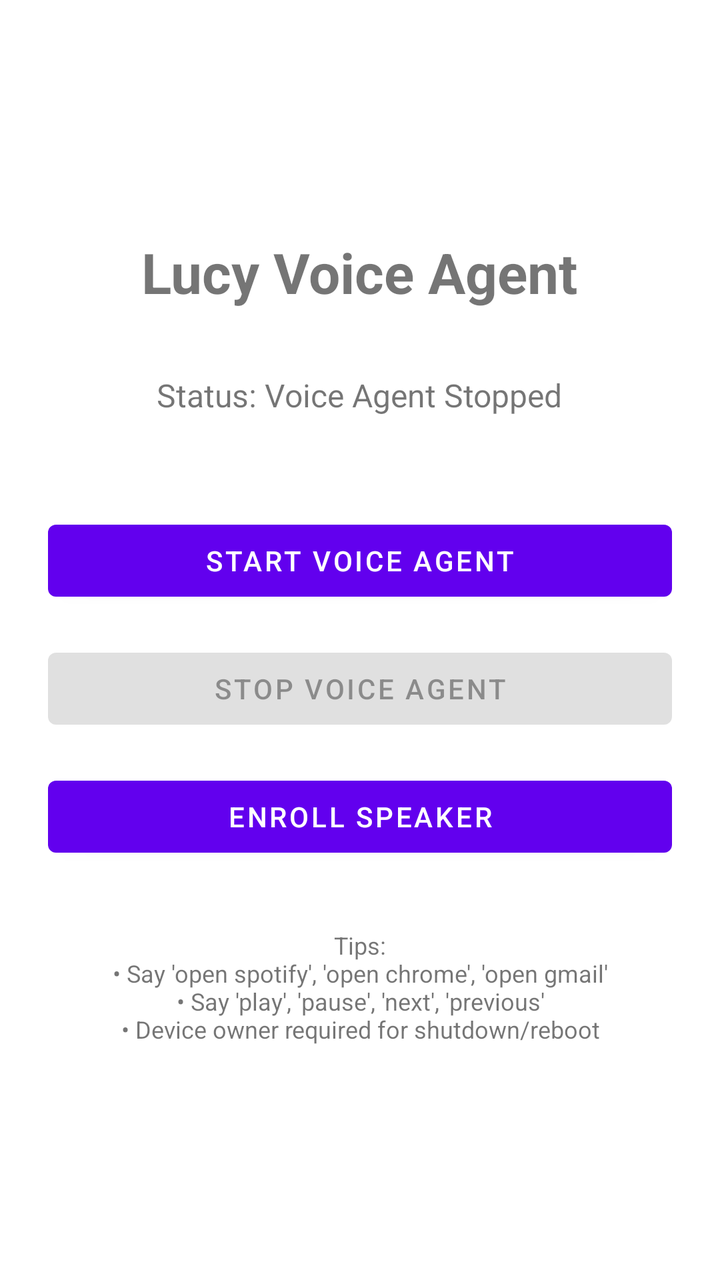
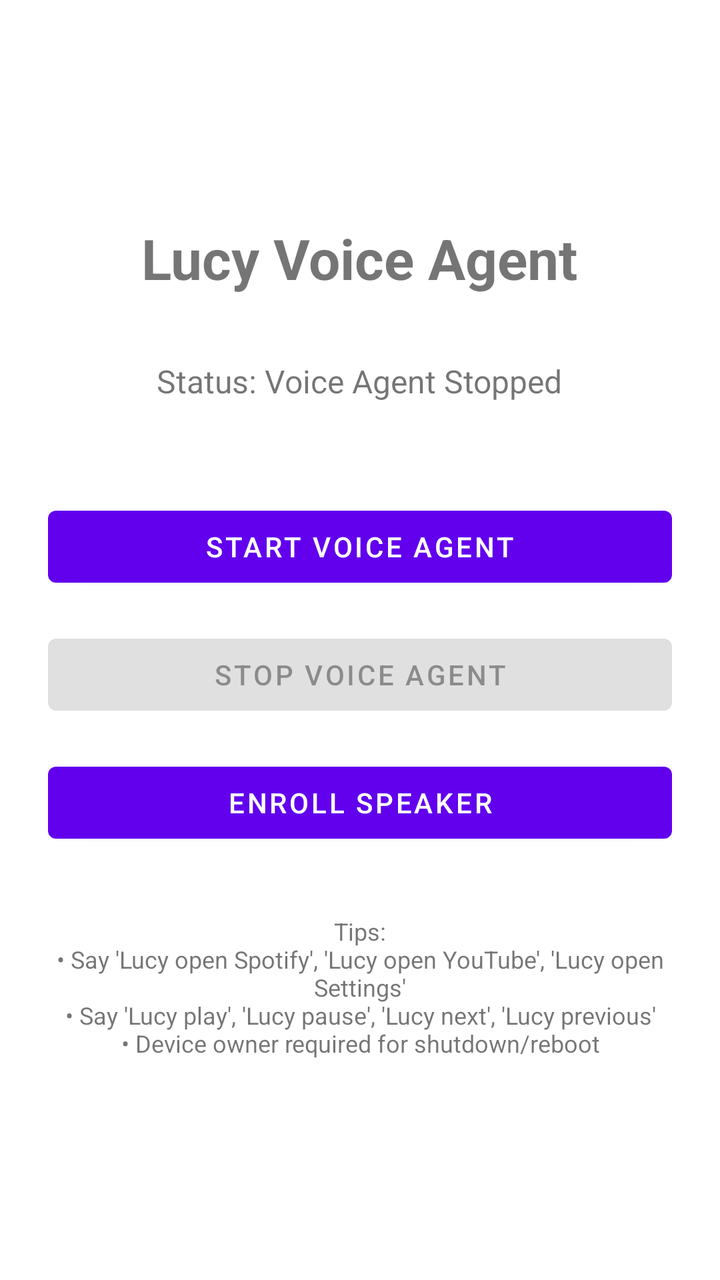

The first picture is an Android layout as it rendered before a commit; the second is the same layout after the commit. The layout source and the unified diff follow.
<!-- AndroidManifest.xml: application theme Theme.LucyVoiceAgent -->
<!-- res/layout/activity_main.xml -->
<?xml version="1.0" encoding="utf-8"?>
<LinearLayout xmlns:android="http://schemas.android.com/apk/res/android"
	android:layout_width="match_parent"
	android:layout_height="match_parent"
	android:gravity="center"
	android:orientation="vertical"
	android:padding="24dp">

	<TextView
		android:id="@+id/title"
		android:layout_width="wrap_content"
		android:layout_height="wrap_content"
		android:text="Lucy Voice Agent"
		android:textSize="28sp"
		android:textStyle="bold"
		android:layout_marginBottom="32dp" />

	<TextView
		android:id="@+id/status_text"
		android:layout_width="wrap_content"
		android:layout_height="wrap_content"
		android:text="Status: Voice Agent Stopped"
		android:textSize="16sp"
		android:layout_marginBottom="48dp" />

	<Button
		android:id="@+id/start_button"
		android:layout_width="match_parent"
		android:layout_height="wrap_content"
		android:text="Start Voice Agent"
		android:layout_marginBottom="16dp" />

	<Button
		android:id="@+id/stop_button"
		android:layout_width="match_parent"
		android:layout_height="wrap_content"
		android:text="Stop Voice Agent"
		android:enabled="false"
		android:layout_marginBottom="16dp" />

	<Button
		android:id="@+id/enroll_button"
		android:layout_width="match_parent"
		android:layout_height="wrap_content"
		android:text="Enroll Speaker"
		android:layout_marginBottom="32dp" />

	<TextView
		android:id="@+id/info_text"
		android:layout_width="wrap_content"
		android:layout_height="wrap_content"
		android:text="Tips:\n• Say 'open spotify', 'open chrome', 'open gmail'\n• Say 'play', 'pause', 'next', 'previous'\n• Device owner required for shutdown/reboot"
		android:textSize="12sp"
		android:gravity="center" />

</LinearLayout>
<!-- resources referenced by this layout -->
<resources>
  <style name="Theme.LucyVoiceAgent" parent="Theme.MaterialComponents.DayNight.DarkActionBar">
  		<item name="colorPrimary">@color/purple_500</item>
  		<item name="colorPrimaryVariant">@color/purple_700</item>
  		<item name="colorSecondary">@color/teal_200</item>
  		<item name="colorSecondaryVariant">@color/teal_700</item>
  		<item name="colorError">@color/red_500</item>
  		<item name="colorOnPrimary">@color/white</item>
  		<item name="colorOnSecondary">@color/black</item>
  		<item name="colorOnError">@color/white</item>
  		<item name="colorOnBackground">@color/black</item>
  		<item name="colorOnSurface">@color/black</item>
  	</style>
  <color name="purple_500">#FF6200EE</color>
  <color name="purple_700">#FF3700B3</color>
  <color name="teal_200">#FF03DAC5</color>
  <color name="teal_700">#FF018786</color>
  <color name="red_500">#FFEB3B3B</color>
  <color name="white">#FFFFFFFF</color>
  <color name="black">#FF000000</color>
</resources>

<!-- the commit's change to res/layout/activity_main.xml (unified diff, before → after) -->
@@ -49,7 +49,7 @@
 		android:id="@+id/info_text"
 		android:layout_width="wrap_content"
 		android:layout_height="wrap_content"
-		android:text="Tips:\n• Say 'open spotify', 'open chrome', 'open gmail'\n• Say 'play', 'pause', 'next', 'previous'\n• Device owner required for shutdown/reboot"
+		android:text="Tips:\n• Say 'Lucy open Spotify', 'Lucy open YouTube', 'Lucy open Settings'\n• Say 'Lucy play', 'Lucy pause', 'Lucy next', 'Lucy previous'\n• Device owner required for shutdown/reboot"
 		android:textSize="12sp"
 		android:gravity="center" />
 
